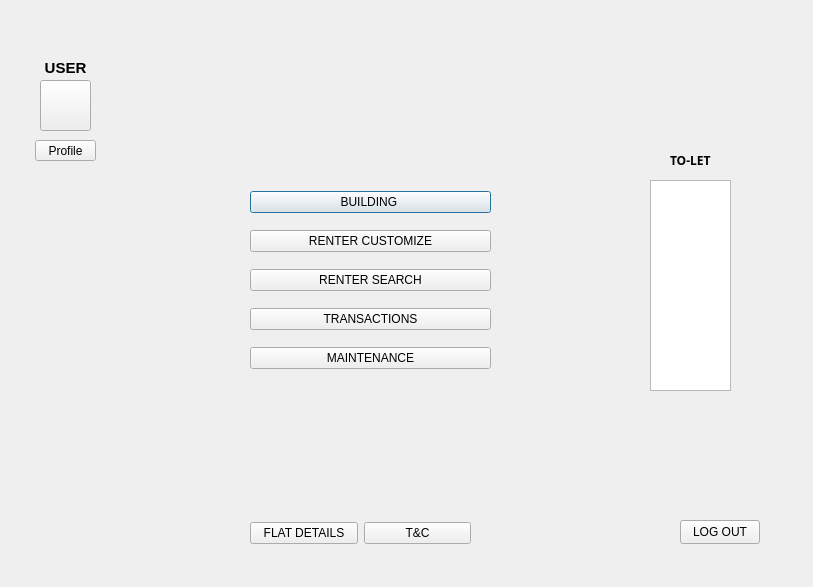
faisal-ahmed-dev/HOME-RENTAL-MANAGEMENT, file admin_after_login.ui: the form before one commit.
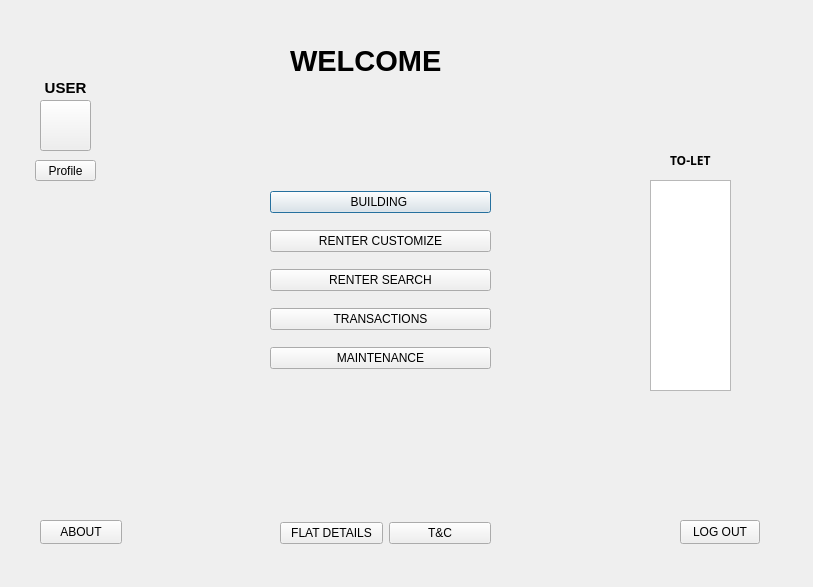
The form after the commit. Icons and pictures are not drawn.

The edit to the form file:
```diff
--- a/admin_after_login.ui
+++ b/admin_after_login.ui
@@ -16,9 +16,9 @@
   <widget class="QWidget" name="layoutWidget">
    <property name="geometry">
     <rect>
-     <x>250</x>
+     <x>270</x>
      <y>180</y>
-     <width>241</width>
+     <width>221</width>
      <height>201</height>
     </rect>
    </property>
@@ -76,8 +76,8 @@
   <widget class="QLabel" name="label_name">
    <property name="geometry">
     <rect>
-     <x>210</x>
-     <y>40</y>
+     <x>290</x>
+     <y>30</y>
      <width>491</width>
      <height>61</height>
     </rect>
@@ -90,7 +90,7 @@
     </font>
    </property>
    <property name="text">
-    <string/>
+    <string>WELCOME</string>
    </property>
   </widget>
   <widget class="QLabel" name="label_TOLET">
@@ -125,9 +125,9 @@
   <widget class="QWidget" name="layoutWidget">
    <property name="geometry">
     <rect>
-     <x>250</x>
+     <x>280</x>
      <y>520</y>
-     <width>221</width>
+     <width>211</width>
      <height>26</height>
     </rect>
    </property>
@@ -152,7 +152,7 @@
    <property name="geometry">
     <rect>
      <x>40</x>
-     <y>80</y>
+     <y>100</y>
      <width>51</width>
      <height>51</height>
     </rect>
@@ -168,7 +168,7 @@
    <property name="geometry">
     <rect>
      <x>35</x>
-     <y>140</y>
+     <y>160</y>
      <width>61</width>
      <height>21</height>
     </rect>
@@ -186,7 +186,7 @@
    <property name="geometry">
     <rect>
      <x>30</x>
-     <y>60</y>
+     <y>80</y>
      <width>71</width>
      <height>16</height>
     </rect>
@@ -216,6 +216,35 @@
     <set>Qt::AlignCenter</set>
    </property>
   </widget>
+  <widget class="QLabel" name="label">
+   <property name="geometry">
+    <rect>
+     <x>220</x>
+     <y>30</y>
+     <width>61</width>
+     <height>61</height>
+    </rect>
+   </property>
+   <property name="styleSheet">
+    <string notr="true">image: url(:/resources/resources/home-icon-png-159372.png);</string>
+   </property>
+   <property name="text">
+    <string/>
+   </property>
+  </widget>
+  <widget class="QPushButton" name="pushButton_ABOUT">
+   <property name="geometry">
+    <rect>
+     <x>40</x>
+     <y>520</y>
+     <width>82</width>
+     <height>24</height>
+    </rect>
+   </property>
+   <property name="text">
+    <string>ABOUT</string>
+   </property>
+  </widget>
  </widget>
  <resources/>
  <connections/>
```
